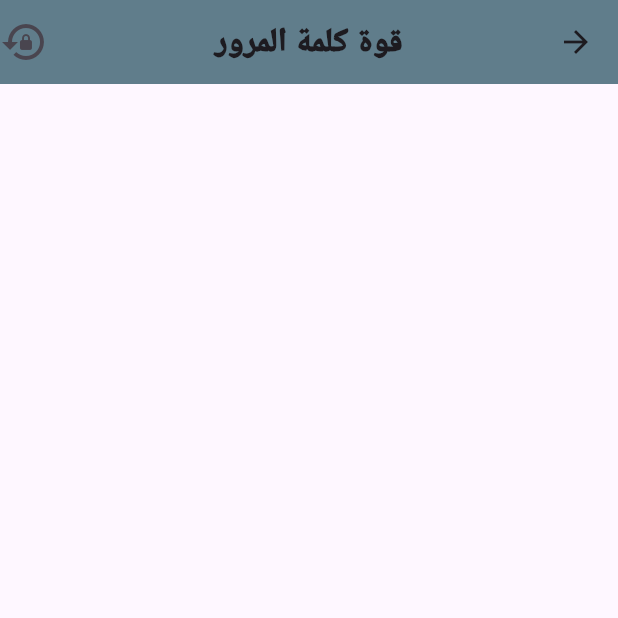
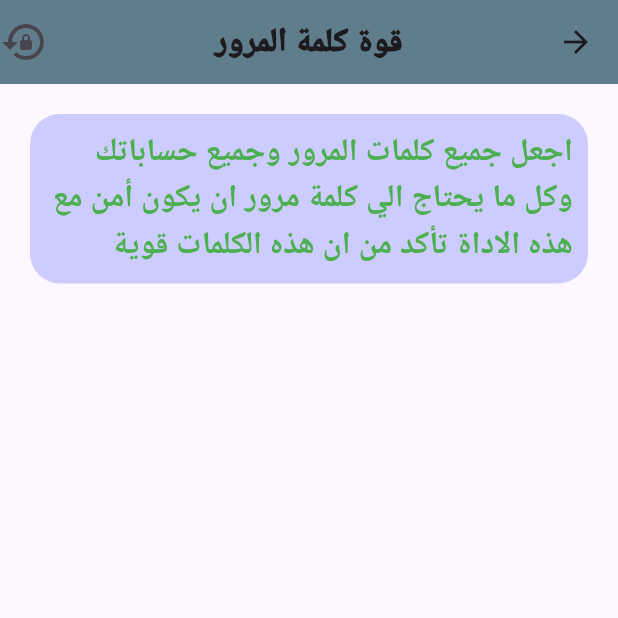
Before and after one commit to MalekAlzaeem/AppMyTools, a Flutter app: the PasswordStrength screen opened directly, on a phone screen of 412 x 824 dp, the top half of it. Run offline on Flutter 3.47's test engine with Material 3 defaults, Android fonts, the phone set to English and light mode, and no system bars.

Commit message:
adding Container

```diff
--- a/mytools/lib/Password_Strength.dart
+++ b/mytools/lib/Password_Strength.dart
@@ -58,7 +58,29 @@ class _PasswordStrengthChecker extends State<PasswordStrength> {
             Icon(Icons.lock_reset, size: 32,)
           ],
           backgroundColor: Colors.blueGrey,
-      ),
+        ),
+        body: Padding(
+          padding: EdgeInsets.all(20),
+          child: Column(
+            children: [
+              Container(
+                padding: EdgeInsets.all(10),
+                decoration: BoxDecoration(
+                  borderRadius: BorderRadius.circular(20),
+                  color: Color(0xCCC1C1FF)
+                ),
+                child: Text(
+                  "اجعل جميع كلمات المرور وجميع حساباتك وكل ما يحتاج الي كلمة مرور ان يكون أمن مع هذه الاداة تأكد من ان هذه الكلمات قوية",
+                  style: TextStyle(
+                      fontSize: 21,
+                      fontWeight: FontWeight.w600,
+                      color: Colors.green
+                  ),
+                ),
+              ),
+            ],
+          ),
+        ),
       ),
     );
   }
```
